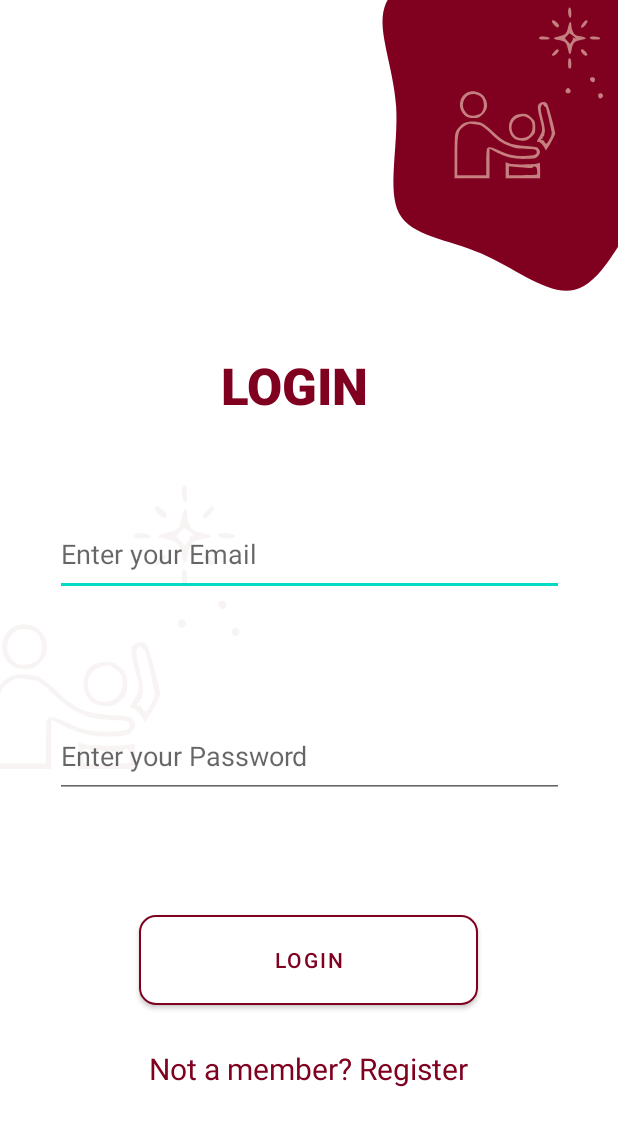
After one commit to isBioku/kolomentorMobileApp, an Android app: the layout activity_login.xml on its own in the app's theme, with its tools: preview values and no code run, on a phone screen of 412 x 824 dp. The commit adds this screen. Shown: the top 1126 px of the screen. Run offline under Robolectric (Android 15) with nearby library versions, the phone set to English and light mode, and no system bars.

Commit message:
login activity completed

```diff
--- a/app/src/main/AndroidManifest.xml
+++ b/app/src/main/AndroidManifest.xml
@@ -10,6 +10,15 @@
         android:supportsRtl="true"
         android:theme="@style/Theme.Kolomentor">
         <activity
+            android:name=".login"
+            android:exported="true">
+            <intent-filter>
+                <action android:name="android.intent.action.MAIN" />
+
+                <category android:name="android.intent.category.LAUNCHER" />
+            </intent-filter>
+        </activity>
+        <activity
             android:name=".MainActivity"
             android:exported="true">
             <intent-filter>
--- /dev/null
+++ b/app/src/main/java/com/example/kolomentor/login.java
@@ -0,0 +1,24 @@
+package com.example.kolomentor;
+
+import androidx.appcompat.app.AppCompatActivity;
+
+import android.os.Bundle;
+import android.view.Window;
+import android.view.WindowManager;
+
+import java.util.Objects;
+
+public class login extends AppCompatActivity {
+
+    @Override
+    protected void onCreate(Bundle savedInstanceState) {
+        super.onCreate(savedInstanceState);
+
+        requestWindowFeature(Window.FEATURE_NO_TITLE);
+        Objects.requireNonNull(getSupportActionBar()).hide();
+        this.getWindow().setFlags(WindowManager.LayoutParams.FLAG_FULLSCREEN,
+                WindowManager.LayoutParams.FLAG_FULLSCREEN);
+
+        setContentView(R.layout.activity_main);
+    }
+}
--- /dev/null
+++ b/app/src/main/res/layout/activity_login.xml
@@ -0,0 +1,157 @@
+<?xml version="1.0" encoding="utf-8"?>
+<androidx.constraintlayout.widget.ConstraintLayout xmlns:android="http://schemas.android.com/apk/res/android"
+    xmlns:app="http://schemas.android.com/apk/res-auto"
+    xmlns:tools="http://schemas.android.com/tools"
+    android:layout_width="match_parent"
+    android:layout_height="match_parent"
+    tools:context=".MainActivity">
+
+    <Button
+        android:id="@+id/button6"
+        android:layout_width="226dp"
+        android:layout_height="72dp"
+        android:layout_marginTop="450dp"
+        android:backgroundTint="#FFFFFF"
+        android:ellipsize="start"
+        android:text="@string/loginBtn"
+        android:textColor="#800020"
+        android:textSize="14sp"
+        app:cornerRadius="11dp"
+        app:layout_constraintBottom_toBottomOf="parent"
+        app:layout_constraintEnd_toStartOf="@+id/guideline2"
+        app:layout_constraintHorizontal_bias="0.502"
+        app:layout_constraintStart_toStartOf="@+id/guideline3"
+        app:layout_constraintTop_toTopOf="parent"
+        app:layout_constraintVertical_bias="0.511"
+        app:strokeColor="#800020"
+        app:strokeWidth="1dp" />
+
+    <TextView
+        android:id="@+id/kolomentorText"
+        android:layout_width="116dp"
+        android:layout_height="53dp"
+        android:fontFamily="sans-serif-black"
+        android:text="@string/loginText"
+        android:textColor="#800020"
+        android:textSize="34sp"
+        app:layout_constraintBottom_toTopOf="@+id/editTextTextEmailAddress"
+        app:layout_constraintEnd_toStartOf="@+id/guideline2"
+        app:layout_constraintStart_toStartOf="@+id/guideline3"
+        app:layout_constraintTop_toBottomOf="@+id/view2" />
+
+    <TextView
+        android:id="@+id/loginText"
+        android:layout_width="wrap_content"
+        android:layout_height="wrap_content"
+        android:layout_marginBottom="24dp"
+        android:clickable="true"
+        android:minHeight="48dp"
+        android:text="@string/registerTextBtn"
+        android:textColor="#800020"
+        android:textColorHighlight="#6E0202"
+        android:textColorLink="#800020"
+        android:textSize="20sp"
+        app:layout_constraintBottom_toBottomOf="parent"
+        app:layout_constraintEnd_toEndOf="@+id/button6"
+        app:layout_constraintHorizontal_bias="0.488"
+        app:layout_constraintStart_toStartOf="@+id/button6"
+        app:layout_constraintTop_toBottomOf="@+id/button6"
+        app:layout_constraintVertical_bias="0.3" />
+
+    <View
+        android:id="@+id/view2"
+        android:layout_width="296dp"
+        android:layout_height="350dp"
+        android:layout_marginTop="-120dp"
+        android:layout_marginEnd="-90dp"
+        android:background="@drawable/ic_kolomentor_shape"
+        app:layout_constraintEnd_toEndOf="parent"
+        app:layout_constraintHorizontal_bias="0.964"
+        app:layout_constraintStart_toStartOf="@+id/guideline3"
+        app:layout_constraintTop_toTopOf="parent" />
+
+    <ImageView
+        android:id="@+id/imageView"
+        android:layout_width="215dp"
+        android:layout_height="259dp"
+        android:layout_marginStart="-210dp"
+        android:layout_marginTop="-70dp"
+        android:layout_marginEnd="-10dp"
+        android:layout_marginBottom="19dp"
+        app:layout_constraintBottom_toTopOf="@+id/kolomentorText"
+        app:layout_constraintEnd_toEndOf="parent"
+        app:layout_constraintStart_toEndOf="@+id/view2"
+        app:layout_constraintTop_toTopOf="parent"
+        app:srcCompat="@drawable/ic_pvodza01"
+        app:tint="#C68080" />
+
+    <ImageView
+        android:id="@+id/imageView2"
+        android:layout_width="424dp"
+        android:layout_height="298dp"
+        android:layout_marginStart="-130dp"
+        android:layout_marginEnd="20dp"
+        android:layout_marginBottom="6dp"
+        app:layout_constraintBottom_toTopOf="@+id/button6"
+        app:layout_constraintEnd_toStartOf="@+id/kolomentorText"
+        app:layout_constraintHorizontal_bias="0.015"
+        app:layout_constraintStart_toStartOf="parent"
+        app:layout_constraintTop_toBottomOf="@+id/kolomentorText"
+        app:layout_constraintVertical_bias="0.0"
+        app:srcCompat="@drawable/ic_pvodza01"
+        app:tint="#F8F4F4" />
+
+    <EditText
+        android:id="@+id/editTextTextEmailAddress"
+        android:layout_width="339dp"
+        android:layout_height="56dp"
+        android:layout_marginTop="50dp"
+        android:layout_marginBottom="36dp"
+        android:ems="10"
+        android:hint="@string/emailHint"
+        android:inputType="textEmailAddress"
+        app:layout_constraintBottom_toTopOf="@+id/editTextTextPassword"
+        app:layout_constraintEnd_toEndOf="parent"
+        app:layout_constraintStart_toStartOf="parent"
+        app:layout_constraintTop_toBottomOf="@+id/kolomentorText" />
+
+    <EditText
+        android:id="@+id/editTextTextPassword"
+        android:layout_width="339dp"
+        android:layout_height="56dp"
+        android:layout_marginTop="39dp"
+        android:layout_marginBottom="68dp"
+        android:ems="10"
+        android:hint="@string/passwordHint"
+        android:inputType="textPassword"
+        app:layout_constraintBottom_toTopOf="@+id/button6"
+        app:layout_constraintEnd_toEndOf="@+id/editTextTextEmailAddress"
+        app:layout_constraintHorizontal_bias="0.0"
+        app:layout_constraintStart_toStartOf="@+id/editTextTextEmailAddress"
+        app:layout_constraintTop_toBottomOf="@+id/editTextTextEmailAddress" />
+
+    <androidx.constraintlayout.widget.Guideline
+        android:id="@+id/guideline2"
+        android:layout_width="wrap_content"
+        android:layout_height="wrap_content"
+        android:orientation="vertical"
+        app:layout_constraintGuide_begin="375dp" />
+
+    <androidx.constraintlayout.widget.Guideline
+        android:id="@+id/guideline3"
+        android:layout_width="wrap_content"
+        android:layout_height="wrap_content"
+        android:orientation="vertical"
+        app:layout_constraintGuide_begin="36dp" />
+
+    <androidx.constraintlayout.widget.Group
+        android:id="@+id/group"
+        android:layout_width="wrap_content"
+        android:layout_height="wrap_content" />
+
+    <androidx.constraintlayout.widget.Group
+        android:id="@+id/group2"
+        android:layout_width="wrap_content"
+        android:layout_height="wrap_content" />
+
+</androidx.constraintlayout.widget.ConstraintLayout>
--- a/app/src/main/res/values/strings.xml
+++ b/app/src/main/res/values/strings.xml
@@ -4,5 +4,10 @@
     <string name="kolomentor">KOLOMENTOR</string>
     <string name="mentorRegisterBtn">Register as a mentor</string>
     <string name="menteeRegisterBtn">Register as a mentee</string>
+    <string name="loginBtn">Login</string>
+    <string name="loginText">LOGIN</string>
     <string name="loginTextBtn">Returning User? LOGIN</string>
+    <string name="registerTextBtn">Not a member? Register</string>
+    <string name="passwordHint">Enter your Password</string>
+    <string name="emailHint">Enter your Email</string>
 </resources>
```
